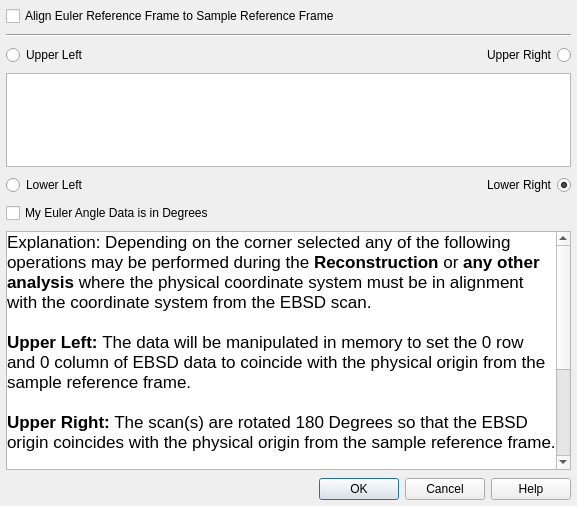
Old version of the form Source/Plugins/EbsdImport/UI/EbsdReferenceFrameDialog.ui in the repository BlueQuartzSoftware/DREAM3D.
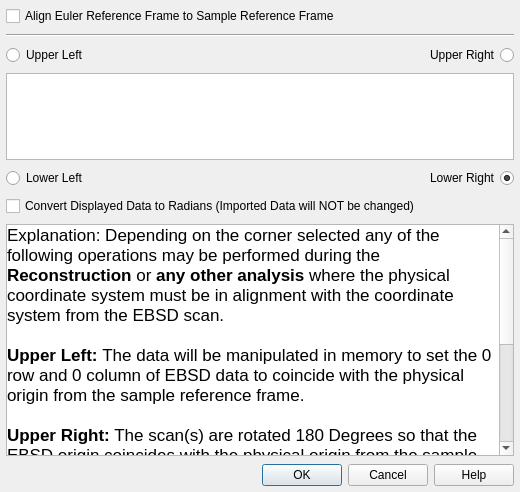
New version of the form.

Commit message: Updating the dialog with explicit details about what conversion is taking place and that the imported data will NOT be changed

Patch:
```diff
--- a/Source/Plugins/EbsdImport/UI/EbsdReferenceFrameDialog.ui
+++ b/Source/Plugins/EbsdImport/UI/EbsdReferenceFrameDialog.ui
@@ -6,8 +6,8 @@
    <rect>
     <x>0</x>
     <y>0</y>
-    <width>577</width>
-    <height>506</height>
+    <width>520</width>
+    <height>492</height>
    </rect>
   </property>
   <property name="windowTitle">
@@ -113,8 +113,8 @@
        <rect>
         <x>0</x>
         <y>0</y>
-        <width>545</width>
-        <height>272</height>
+        <width>488</width>
+        <height>304</height>
        </rect>
       </property>
       <layout class="QVBoxLayout" name="verticalLayout">
@@ -161,10 +161,10 @@
      </widget>
     </widget>
    </item>
-   <item row="5" column="0">
+   <item row="5" column="0" colspan="2">
     <widget class="QCheckBox" name="degToRads">
      <property name="text">
-      <string>My Euler Angle Data is in Degrees</string>
+      <string>Convert Displayed Data to Radians (Imported Data will NOT be changed)</string>
      </property>
     </widget>
    </item>
```
